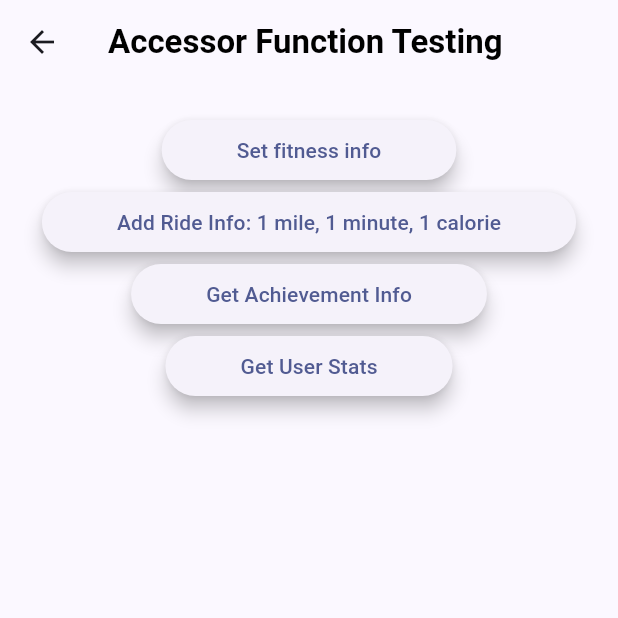
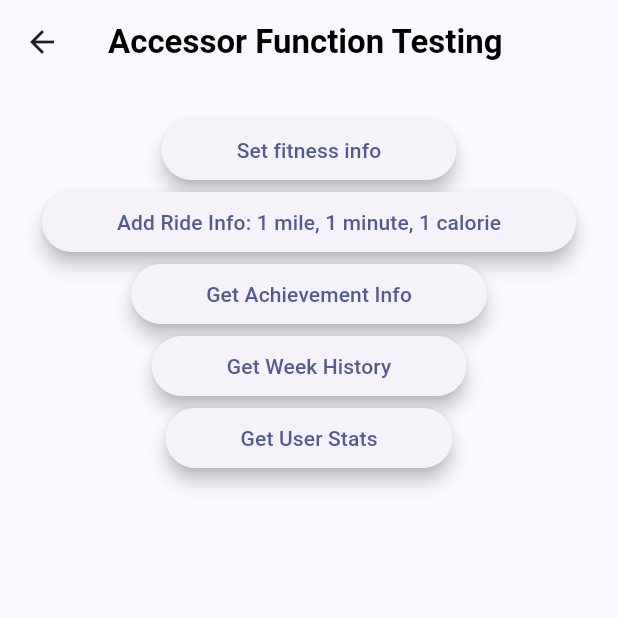
Before and after one commit to UCD-193AB-ws24/CycleGuardFrontend, a Flutter app: the TestingPage screen opened directly, on a phone screen of 412 x 824 dp, the top half of it. Run offline on Flutter 3.47's test engine with Material 3 defaults, Android fonts, the phone set to English and light mode, and no system bars; our stand-ins replace fl_chart, fluttertoast, get, google_fonts, smooth_page_indicator; missing offline and left inert: dart:ffi.

Commit message:
Fix typos!

```diff
--- a/lib/data/achievements_accessor.dart
+++ b/lib/data/achievements_accessor.dart
@@ -6,10 +6,10 @@ class AchievementInfoAccessor {
 
   static Future<AchievementInfo> getAchievementInfo() async {
     final response = await RequestsUtil.getWithToken("/achievements/getAchievements");
-    print("Response: ${response.body}");
 
     if (response.statusCode == 200) {
-      throw Exception("TODO: implement JSON parsing. Look at health_info_accessor for an example");
+      print(response.body);
+      throw Exception("TODO: implement JSON parsing. Look at health_info_accessor and user_stats_accessor for an example");
       return AchievementInfo.fromJson(jsonDecode(response.body) as Map<String, dynamic>);
     } else {
       throw Exception('Failed to get achievement info');
--- a/lib/data/week_history_accessor.dart
+++ b/lib/data/week_history_accessor.dart
@@ -8,7 +8,8 @@ class WeekHistoryAccessor {
     final response = await RequestsUtil.getWithToken("/history/getWeekHistory");
 
     if (response.statusCode == 200) {
-      throw Exception("TODO: implement JSON parsing. Look at health_info_accessor for an example");
+      print(response.body);
+      throw Exception("TODO: implement JSON parsing. Look at health_info_accessor and user_stats_accessor for an example");
       // return WeekHistory.fromJson(jsonDecode(response.body) as Map<String, dynamic>);
     } else {
       throw Exception('Failed to get health info');
--- a/lib/pages/feature_testing.dart
+++ b/lib/pages/feature_testing.dart
@@ -2,6 +2,7 @@ import 'package:cycle_guard_app/data/achievements_accessor.dart';
 import 'package:cycle_guard_app/data/health_info_accessor.dart';
 import 'package:cycle_guard_app/data/submit_ride_service.dart';
 import 'package:cycle_guard_app/data/user_stats_accessor.dart';
+import 'package:cycle_guard_app/data/week_history_accessor.dart';
 import 'package:flutter/material.dart';
 import 'package:provider/provider.dart';
 
@@ -113,6 +114,13 @@ class TestingPage extends StatelessWidget {
     print("Successfully retrieved user stats!");
   }
 
+  Future<void> _getWeekHistory() async {
+    final weekHistory = await WeekHistoryAccessor.getWeekHistory();
+    print(weekHistory);
+
+    print("Successfully retrieved week history!");
+  }
+
   @override
   Widget build(BuildContext context) {
     final appState = Provider.of<MyAppState>(context);
@@ -150,6 +158,14 @@ class TestingPage extends StatelessWidget {
                   child: Text("Get Achievement Info"),
                 ),
                 ElevatedButton(
+                  onPressed: () => _getWeekHistory(),
+                  style: ElevatedButton.styleFrom(
+                    elevation: 5,
+                    padding: EdgeInsets.symmetric(horizontal: 50, vertical: 10),
+                  ),
+                  child: Text("Get Week History"),
+                ),
+                ElevatedButton(
                   onPressed: () => _getUserStats(),
                   style: ElevatedButton.styleFrom(
                     elevation: 5,
```
